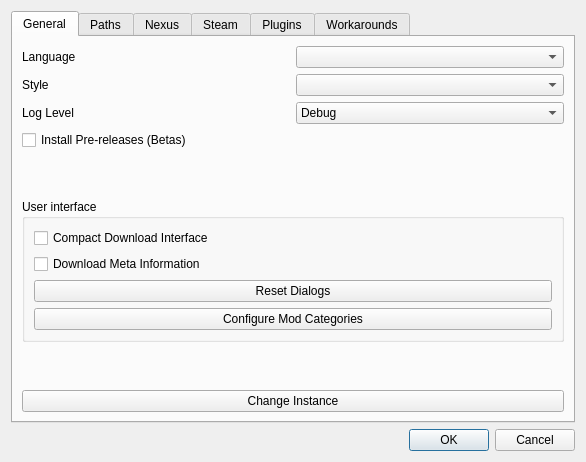
This is modorganizer/src/settingsdialog.ui in Holt59/mo2-merge as Qt 5 draws it before an edit. The edited form follows.
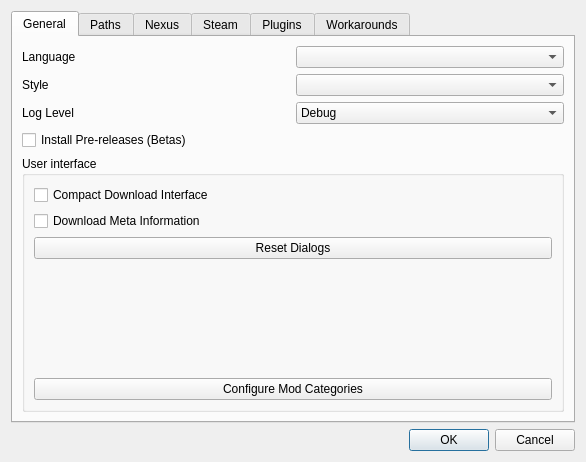
This is the edited form. Icons and pictures are not drawn.

Commit message: [modorganizer] moved button to switch instance (and to portable mode) to the main window

The edit to the form file:
```diff
--- a/modorganizer/src/settingsdialog.ui
+++ b/modorganizer/src/settingsdialog.ui
@@ -124,19 +124,6 @@
          </property>
         </widget>
        </item>
-       <item>
-        <spacer name="verticalSpacer_7">
-         <property name="orientation">
-          <enum>Qt::Vertical</enum>
-         </property>
-         <property name="sizeHint" stdset="0">
-          <size>
-           <width>20</width>
-           <height>40</height>
-          </size>
-         </property>
-        </spacer>
-       </item>
        <item>
         <widget class="QGroupBox" name="groupBox">
          <property name="title">
@@ -182,6 +169,19 @@
             </property>
            </widget>
           </item>
+          <item>
+           <spacer name="verticalSpacer">
+            <property name="orientation">
+             <enum>Qt::Vertical</enum>
+            </property>
+            <property name="sizeHint" stdset="0">
+             <size>
+              <width>20</width>
+              <height>40</height>
+             </size>
+            </property>
+           </spacer>
+          </item>
           <item>
            <widget class="QPushButton" name="categoriesBtn">
             <property name="toolTip">
@@ -198,32 +198,6 @@
          </layout>
         </widget>
        </item>
-       <item>
-        <spacer name="verticalSpacer">
-         <property name="orientation">
-          <enum>Qt::Vertical</enum>
-         </property>
-         <property name="sizeHint" stdset="0">
-          <size>
-           <width>20</width>
-           <height>40</height>
-          </size>
-         </property>
-        </spacer>
-       </item>
-       <item>
-        <widget class="QPushButton" name="changeInstanceButton">
-         <property name="toolTip">
-          <string>Restart MO and choose a different set of data paths.</string>
-         </property>
-         <property name="whatsThis">
-          <string>This will restart MO and give you opportunity to switch to a different set of data paths.</string>
-         </property>
-         <property name="text">
-          <string>Change Instance</string>
-         </property>
-        </widget>
-       </item>
       </layout>
      </widget>
      <widget class="QWidget" name="pathsTab">
```
The commit also changes 12 other files.
